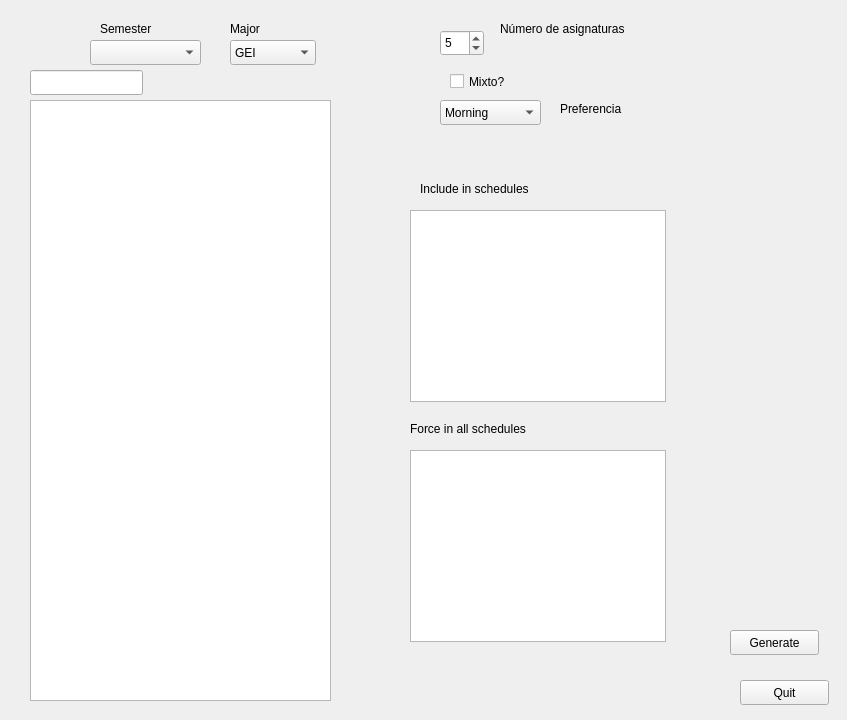
Above: ui/MyForm.ui from DarkJaslo/Horaris-FIB before the change. Below: the same form after it.
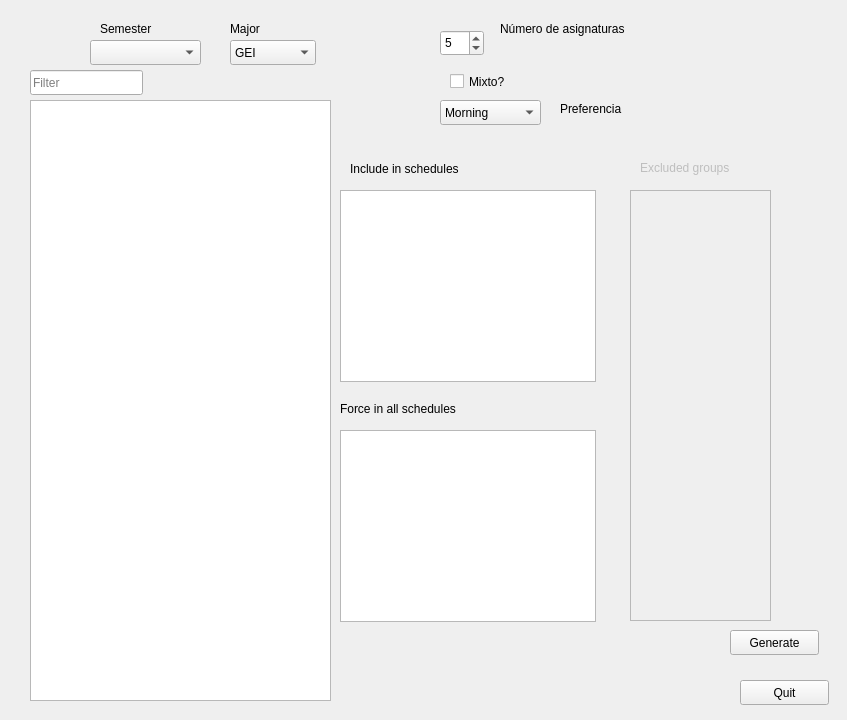
That is the form after the change. Custom widgets are drawn as their Qt base class.

Commit message: Add placeholder text in Filter box

Patch:
```diff
--- a/ui/MyForm.ui
+++ b/ui/MyForm.ui
@@ -192,12 +192,15 @@
      <height>25</height>
     </rect>
    </property>
+   <property name="placeholderText">
+    <string>Filter</string>
+   </property>
   </widget>
   <widget class="QListWidget" name="listInclude">
    <property name="geometry">
     <rect>
-     <x>410</x>
-     <y>210</y>
+     <x>340</x>
+     <y>190</y>
      <width>256</width>
      <height>192</height>
     </rect>
@@ -206,8 +209,8 @@
   <widget class="QListWidget" name="listAlways">
    <property name="geometry">
     <rect>
-     <x>410</x>
-     <y>450</y>
+     <x>340</x>
+     <y>430</y>
      <width>256</width>
      <height>192</height>
     </rect>
@@ -216,8 +219,8 @@
   <widget class="QLabel" name="labelInclude">
    <property name="geometry">
     <rect>
-     <x>420</x>
-     <y>180</y>
+     <x>350</x>
+     <y>160</y>
      <width>141</width>
      <height>17</height>
     </rect>
@@ -229,8 +232,8 @@
   <widget class="QLabel" name="labelAlways">
    <property name="geometry">
     <rect>
-     <x>410</x>
-     <y>420</y>
+     <x>340</x>
+     <y>400</y>
      <width>151</width>
      <height>17</height>
     </rect>
@@ -252,6 +255,35 @@
     <string>Generate</string>
    </property>
   </widget>
+  <widget class="QListWidget" name="listExclude">
+   <property name="enabled">
+    <bool>false</bool>
+   </property>
+   <property name="geometry">
+    <rect>
+     <x>630</x>
+     <y>190</y>
+     <width>141</width>
+     <height>431</height>
+    </rect>
+   </property>
+  </widget>
+  <widget class="QLabel" name="label_3">
+   <property name="enabled">
+    <bool>false</bool>
+   </property>
+   <property name="geometry">
+    <rect>
+     <x>640</x>
+     <y>160</y>
+     <width>101</width>
+     <height>16</height>
+    </rect>
+   </property>
+   <property name="text">
+    <string>Excluded groups</string>
+   </property>
+  </widget>
  </widget>
  <customwidgets>
   <customwidget>
```
